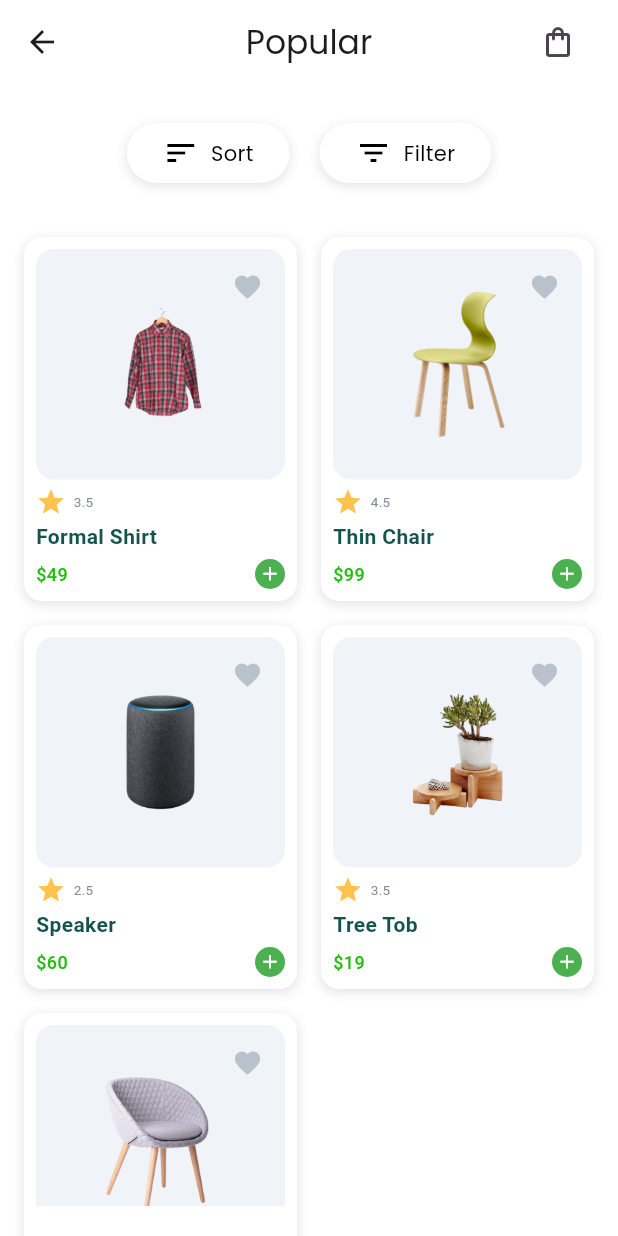
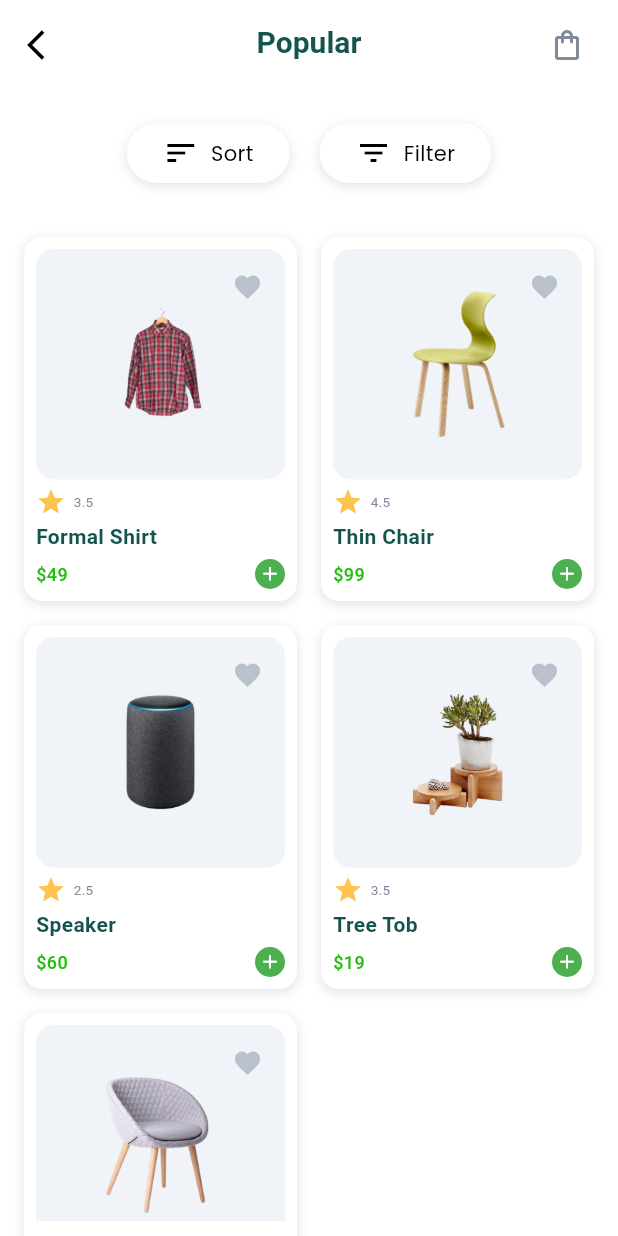
Before and after one commit to salmanelktech/ecommerce-store, a Flutter app: the HomeScreen screen opened directly, after a tap on "View All", on a phone screen of 412 x 824 dp. Run offline on Flutter 3.47's test engine with Material 3 defaults, Android fonts, the phone set to English and light mode, and no system bars; our stand-ins replace flutter_spinkit, flutter_svg, responsive_framework, shared_preferences; missing offline and left inert: flutter_animated_dialog; accounts and stored records are empty; network calls fail; Roboto replaces fonts that are missing (Poppins).

Commit message:
//Cart and Product details

```diff
--- a/lib/src/app/presentation/screens/auth/log_in.dart
+++ b/lib/src/app/presentation/screens/auth/log_in.dart
@@ -1,4 +1,5 @@
 import 'package:eshop/src/app/presentation/screens/auth/sign_up.dart';
+import 'package:eshop/src/app/presentation/screens/home/main_navigtaion_screen.dart';
 import 'package:eshop/src/app/presentation/utils/app_text_styles.dart';
 import 'package:eshop/src/app/presentation/utils/constants.dart';
 import 'package:flutter/material.dart';
@@ -160,7 +161,7 @@ class _SignInScreenState extends State<SignInScreen> {
                         if (_formKey.currentState?.validate() == true) {
                           Navigator.push(
                             context,
-                            MaterialPageRoute(builder: (context) => HomeScreen()),
+                            MaterialPageRoute(builder: (context) => MainScreen()),
                           );
                         }
                       },
--- a/lib/src/app/presentation/screens/home/home_screen.dart
+++ b/lib/src/app/presentation/screens/home/home_screen.dart
@@ -1,5 +1,6 @@
 import 'package:eshop/src/app/presentation/screens/home/category_screen.dart';
 import 'package:eshop/src/app/presentation/screens/home/popular_screen.dart';
+import 'package:eshop/src/app/presentation/screens/home/product_details.dart';
 import 'package:flutter/material.dart';
 import 'package:eshop/app_colors.dart';
 
@@ -99,6 +100,8 @@ class _HomeScreenState extends State<HomeScreen> {
             child: Column(
               crossAxisAlignment: CrossAxisAlignment.start,
               children: [
+
+
                 Row(
                   mainAxisAlignment: MainAxisAlignment.spaceBetween,
                   children: [
@@ -115,7 +118,7 @@ class _HomeScreenState extends State<HomeScreen> {
                     ),
                   ],
                 ),
-                SizedBox(height: 20),
+
 
                 // Title
                 Padding(
@@ -132,17 +135,15 @@ class _HomeScreenState extends State<HomeScreen> {
                     overflow: TextOverflow.ellipsis,
                   ),
                 ),
-                SizedBox(height: 20),
+                SizedBox(height: 10),
 
                 // Search Bar
-                Padding(
-                  padding: const EdgeInsets.all(5.0),
-                  child: SearchBarWithDropdown(
-                    items: _allItems,
-                    onSearch: _handleSearch,
-                    onCategorySelected: _handleCategorySelection,
-                  ),
+                SearchBarWithDropdown(
+                  items: _allItems,
+                  onSearch: _handleSearch,
+                  onCategorySelected: _handleCategorySelection,
                 ),
+
                 SizedBox(height: 10),
 
                 // Categories Section
@@ -244,79 +245,10 @@ class _HomeScreenState extends State<HomeScreen> {
           ),
         ),
       ),
-      bottomNavigationBar: Theme(
-        data: Theme.of(context).copyWith(
-          splashColor: Colors.transparent,
-          highlightColor: Colors.transparent,
-        ),
-
-        child: Container(
-          height: screenHeight * 0.10,
-          decoration: BoxDecoration(
-            color: Colors.white,
-            boxShadow: [
-              BoxShadow(
-                color: Colors.black.withOpacity(0.1),
-                blurRadius: 5.0,
-                spreadRadius: 1.0,
-              ),
-            ],
-          ),
-          child: Padding(
-            padding: const EdgeInsets.fromLTRB(10, 5, 10, 5),
-            child: Row(
-              mainAxisAlignment: MainAxisAlignment.spaceAround,
-              children: <Widget>[
-                _buildIcon(Icons.grid_view, 0),
-                _buildIcon(Icons.shopping_bag, 1),
-                _buildIcon(Icons.notifications, 2),
-                _buildIcon(Icons.person, 3),
-              ],
-            ),
-          ),
-        ),
-      ),
-
     );
   }
 
 
-  // Function for Navigation icon
-  Widget _buildIcon(IconData icon, int index) {
-    bool isSelected = _selectedIndex == index;
-
-    return Column(
-      mainAxisAlignment: MainAxisAlignment.center,
-      children: [
-        Material(
-          color: Colors.transparent,
-          child: InkWell(
-            onTap: () {
-              _onItemTapped(index);
-            },
-            splashColor: AppColors.greenColor.withOpacity(0.3),
-            highlightColor: Colors.transparent,
-            borderRadius: BorderRadius.circular(18),
-            child: Ink(
-              decoration: BoxDecoration(
-                color: isSelected ? AppColors.greenColor.withOpacity(0.1) : Colors.transparent,
-                shape: BoxShape.rectangle,
-                borderRadius: BorderRadius.circular(18),
-              ),
-              child: Padding(
-                padding: const EdgeInsets.symmetric(horizontal: 25, vertical: 12),
-                child: Icon(
-                  icon,
-                  color: isSelected ? AppColors.greenColor : Colors.grey,
-                ),
-              ),
-            ),
-          ),
-        ),
-        SizedBox(height: 4),
-      ],
-    );
-  }
 
   //Function for Last Product Listview Item
   Widget _buildProductMoreItem(String imagePath) {
@@ -519,8 +451,11 @@ class _ProductCardState extends State<ProductCard> {
 
     return InkWell(
       onTap: () {
-        ScaffoldMessenger.of(context).showSnackBar(
-          SnackBar(content: Text("${widget.product.name} clicked")),
+        Navigator.push(
+          context,
+          MaterialPageRoute(
+            builder: (context) => ProductDetailsPage(),
+          ),
         );
       },
       borderRadius: BorderRadius.circular(12),
@@ -688,7 +623,12 @@ class _PopularProductCardState extends State<PopularProductCard> {
       width: cardWidth,
       child: InkWell(
         onTap: () {
-
+          Navigator.push(
+            context,
+            MaterialPageRoute(
+              builder: (context) => ProductDetailsPage(),
+            ),
+          );
         },
         borderRadius: BorderRadius.circular(12),
         splashColor: Colors.green.withOpacity(0.2),
--- a/lib/src/app/presentation/screens/home/popular_screen.dart
+++ b/lib/src/app/presentation/screens/home/popular_screen.dart
@@ -1,8 +1,10 @@
 
+import 'package:eshop/src/app/presentation/screens/home/cart.dart';
 import 'package:eshop/src/app/presentation/screens/home/filter_screen.dart';
 import 'package:flutter/material.dart';
 
 import '../../../../../app_colors.dart';
+import 'product_details.dart';
 
 
 class PopularScreen extends StatefulWidget {
@@ -26,24 +28,41 @@ class _PopularScreenState extends State<PopularScreen> {
       backgroundColor: Colors.white,
       appBar: AppBar(
         surfaceTintColor: Colors.white,
-        title: Text('Popular'),
+          title: Padding(
+            padding: const EdgeInsets.all(10.0),
+            child: Text(
+              'Popular',
+              style: const TextStyle(
+                fontSize: 20,
+                fontFamily: 'Poppins',
+                fontWeight: FontWeight.bold,
+                color: AppColors.gray01,
+              ),
+            ),
+          ),
         centerTitle: true,
         actions: [
           Padding(
-            padding: EdgeInsets.symmetric(horizontal: 16.0),
+            padding: const EdgeInsets.all(10.0),
             child: IconButton(
-              icon: Icon(Icons.shopping_bag_outlined),
+              icon: const Icon(Icons.shopping_bag_outlined, color: AppColors.gray03),
               onPressed: () {
-
+                Navigator.push(
+                  context,
+                  MaterialPageRoute(
+                    builder: (context) => CartScreen(),
+                  ),
+                );
               },
             ),
           ),
         ],
-        leading: IconButton(
-          icon: Icon(Icons.arrow_back),
-          onPressed: () {
-            Navigator.pop(context);
-          },
+        leading: Padding(
+          padding: const EdgeInsets.all(10.0),
+          child: IconButton(
+            icon: const Icon(Icons.arrow_back_ios, color: Colors.black),
+            onPressed: () => Navigator.pop(context),
+          ),
         ),
         backgroundColor: Colors.white,
         elevation: 0,
@@ -85,7 +104,7 @@ class _PopularScreenState extends State<PopularScreen> {
           ];
         },
         body: Padding(
-          padding: const EdgeInsets.fromLTRB(16.0, 10.0, 16.0, 20.0),
+          padding: const EdgeInsets.fromLTRB(16.0, 10.0, 16.0, 10.0),
           child: GridView.builder(
             itemCount: products.length,
             gridDelegate: SliverGridDelegateWithFixedCrossAxisCount(
@@ -176,8 +195,11 @@ class _ProductCardState extends State<ProductCard> {
   Widget build(BuildContext context) {
     return InkWell(
       onTap: () {
-        ScaffoldMessenger.of(context).showSnackBar(
-          SnackBar(content: Text("${widget.product.name} clicked")),
+        Navigator.push(
+          context,
+          MaterialPageRoute(
+            builder: (context) => ProductDetailsPage(),
+          ),
         );
       },
       borderRadius: BorderRadius.circular(12),
```
Also changed, not shown: lib/src/app/presentation/screens/home/filter_screen.dart (+32 -9 lines).
